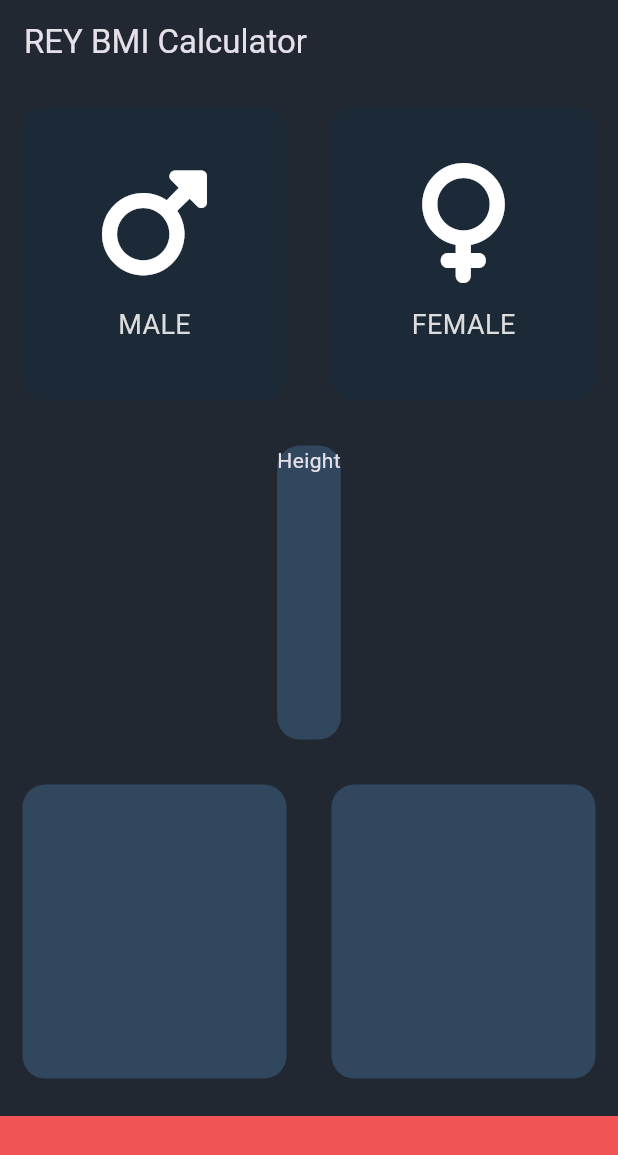
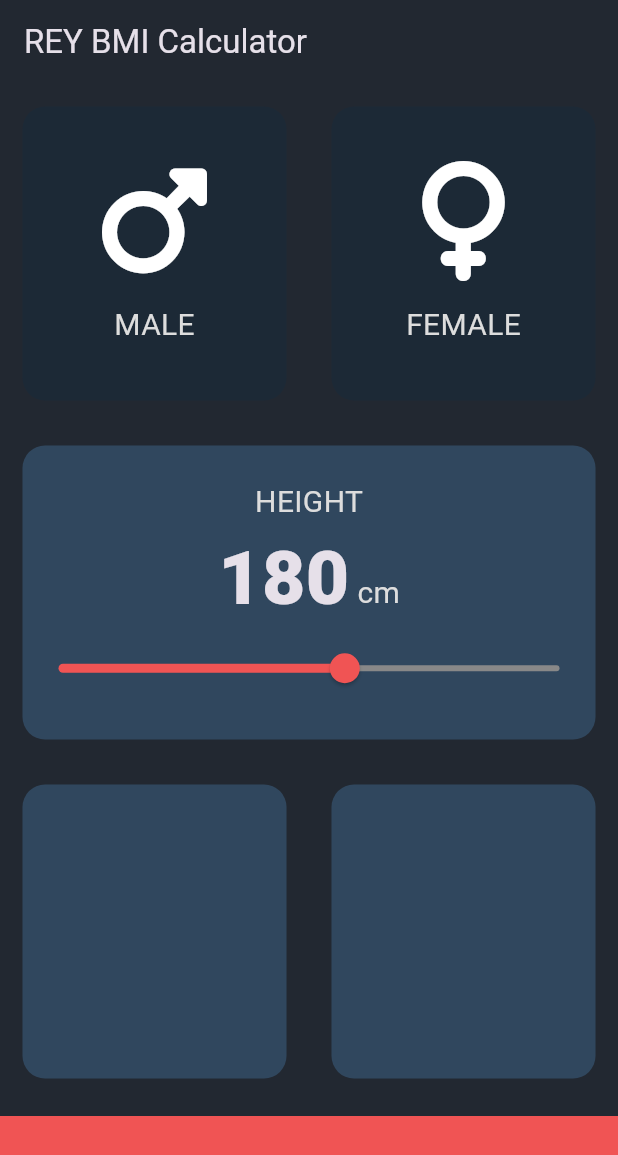
Before and after one commit to UnknownVisuals/bmi_calculator, a Flutter app: the screen it shows after launch, on a phone screen of 412 x 824 dp. Shown: the top 1155 px of the screen. Run offline on Flutter 3.47's test engine with Material 3 defaults, Android fonts, the phone set to English and light mode, and no system bars; our stand-ins replace font_awesome_flutter.

Commit message:
add heigh slider card

```diff
--- a/lib/constants.dart
+++ b/lib/constants.dart
@@ -1,12 +1,17 @@
 import 'package:flutter/material.dart';
 
-const bottomContainerHeight = 80.0;
-const appBarBackgroundColor = Color(0xFF222831);
-const activeCardColor = Color(0xFF30475E);
-const inactiveCardColor = Color.fromARGB(255, 28, 41, 54);
-const bottomContainerColor = Color(0xFFF05454);
+const kBottomContainerHeight = 80.0;
+const kAppBarBackgroundColor = Color(0xFF222831);
+const kActiveCardColor = Color(0xFF30475E);
+const kInactiveCardColor = Color.fromARGB(255, 28, 41, 54);
+const kBottomContainerColor = Color(0xFFF05454);
 
-const labelTextStyle = TextStyle(
-  fontSize: 18.0,
+const kLabelTextStyle = TextStyle(
+  fontSize: 20.0,
   color: Color(0xFFDDDDDD),
 );
+
+const kNumberTextStyle = TextStyle(
+  fontSize: 50.0,
+  fontWeight: FontWeight.w900,
+);
--- a/lib/icon_content.dart
+++ b/lib/icon_content.dart
@@ -21,7 +21,7 @@ class IconContent extends StatelessWidget {
         ),
         Text(
           label,
-          style: labelTextStyle,
+          style: kLabelTextStyle,
         ),
       ],
     );
--- a/lib/input_page.dart
+++ b/lib/input_page.dart
@@ -8,6 +8,7 @@ enum Gender {
   male,
   female,
 }
+
 class InputPage extends StatefulWidget {
   const InputPage({super.key});
 
@@ -16,29 +17,32 @@ class InputPage extends StatefulWidget {
 }
 
 class _InputPageState extends State<InputPage> {
-
   Gender? selectedGender;
+  int height = 180;
 
   @override
   Widget build(BuildContext context) {
     return Scaffold(
       appBar: AppBar(
-        backgroundColor: appBarBackgroundColor,
+        backgroundColor: kAppBarBackgroundColor,
         title: const Text('REY BMI Calculator'),
       ),
       body: Column(
+        crossAxisAlignment: CrossAxisAlignment.stretch,
         children: <Widget>[
           Expanded(
             child: Row(
               children: <Widget>[
                 Expanded(
                   child: ReusableCard(
-                    onPress: (){
+                    onPress: () {
                       setState(() {
                         selectedGender = Gender.male;
                       });
                     },
-                    colour: selectedGender == Gender.male ? activeCardColor : inactiveCardColor,
+                    colour: selectedGender == Gender.male
+                        ? kActiveCardColor
+                        : kInactiveCardColor,
                     cardChild: const IconContent(
                       icon: FontAwesomeIcons.mars,
                       label: "MALE",
@@ -47,12 +51,14 @@ class _InputPageState extends State<InputPage> {
                 ),
                 Expanded(
                   child: ReusableCard(
-                    onPress: (){
+                    onPress: () {
                       setState(() {
                         selectedGender = Gender.female;
                       });
                     },
-                    colour: selectedGender == Gender.female ? activeCardColor : inactiveCardColor,
+                    colour: selectedGender == Gender.female
+                        ? kActiveCardColor
+                        : kInactiveCardColor,
                     cardChild: const IconContent(
                       icon: FontAwesomeIcons.venus,
                       label: "FEMALE",
@@ -62,12 +68,43 @@ class _InputPageState extends State<InputPage> {
               ],
             ),
           ),
-          const Expanded(
+          Expanded(
             child: ReusableCard(
-              colour: activeCardColor,
+              colour: kActiveCardColor,
               cardChild: Column(
+                mainAxisAlignment: MainAxisAlignment.center,
                 children: <Widget>[
-                  Text("Height"),
+                  const Text(
+                    "HEIGHT",
+                    style: kLabelTextStyle,
+                  ),
+                  Row(
+                    mainAxisAlignment: MainAxisAlignment.center,
+                    crossAxisAlignment: CrossAxisAlignment.baseline,
+                    textBaseline: TextBaseline.alphabetic,
+                    children: <Widget>[
+                      Text(
+                        height.toString(),
+                        style: kNumberTextStyle,
+                      ),
+                      const Text(
+                        ' cm',
+                        style: kLabelTextStyle,
+                      ),
+                    ],
+                  ),
+                  Slider(
+                    value: height.toDouble(),
+                    min: 100.0,
+                    max: 240.0,
+                    activeColor: kBottomContainerColor,
+                    inactiveColor: Color(0xFF888888),
+                    onChanged: (double newValue) {
+                      setState(() {
+                        height = newValue.round();
+                      });
+                    },
+                  ),
                 ],
               ),
             ),
@@ -77,13 +114,13 @@ class _InputPageState extends State<InputPage> {
               children: <Widget>[
                 Expanded(
                   child: ReusableCard(
-                    colour: activeCardColor,
+                    colour: kActiveCardColor,
                     cardChild: IconContent(),
                   ),
                 ),
                 Expanded(
                   child: ReusableCard(
-                    colour: activeCardColor,
+                    colour: kActiveCardColor,
                     cardChild: IconContent(),
                   ),
                 ),
@@ -91,10 +128,10 @@ class _InputPageState extends State<InputPage> {
             ),
           ),
           Container(
-            color: bottomContainerColor,
+            color: kBottomContainerColor,
             margin: const EdgeInsets.only(top: 10.0),
             width: double.infinity,
-            height: bottomContainerHeight,
+            height: kBottomContainerHeight,
           ),
         ],
       ),
```
